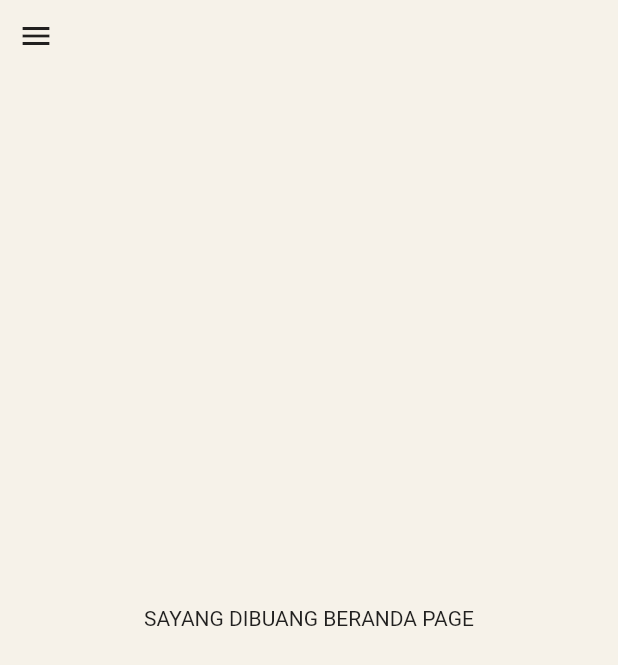
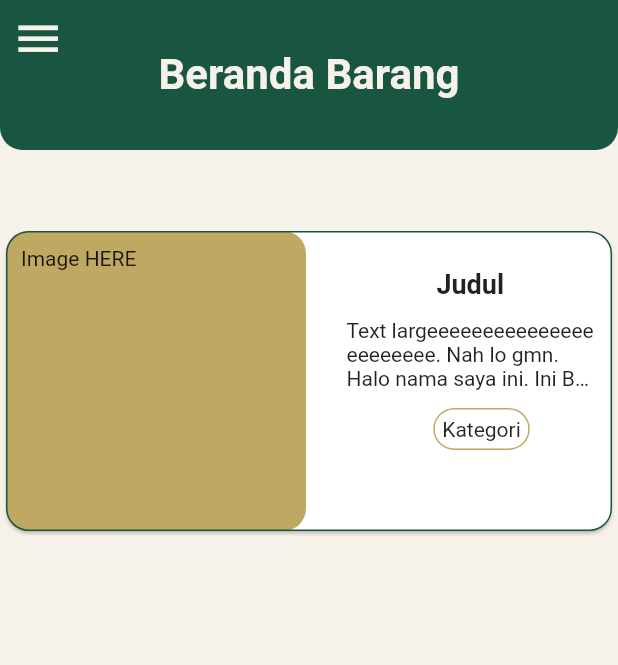
Before and after one commit to D10-PBP/Proyek-Akhir-Semester, a Flutter app: the BerandaBarangPage screen opened directly, on a phone screen of 412 x 824 dp. Shown: the top 665 px of the screen. Run offline on Flutter 3.47's test engine with Material 2 defaults, Android fonts, the phone set to English and light mode, and no system bars.

Commit message:
add beranda barang ui

```diff
--- a/lib/barang_bekas/pages/beranda.dart
+++ b/lib/barang_bekas/pages/beranda.dart
@@ -1,4 +1,5 @@
 import 'package:flutter/material.dart';
+import 'package:sayang_dibuang_mobile/barang_bekas/pages/barang_detail.dart';
 import 'package:sayang_dibuang_mobile/core/widget/drawer.dart';
 import 'package:sayang_dibuang_mobile/core/theme/theme_color.dart';
 
@@ -10,6 +11,9 @@ class BerandaBarangPage extends StatefulWidget {
 }
 
 class _BerandaBarangPageState extends State<BerandaBarangPage> {
+  // masi error
+  var cardImage =
+      const NetworkImage('https://source.unsplash.com/random/800x600?house');
   @override
   Widget build(BuildContext context) {
     // TODO: implement build
@@ -20,17 +24,124 @@ class _BerandaBarangPageState extends State<BerandaBarangPage> {
         // Center is a layout widget. It takes a single child and positions it
         // in the middle of the parent.
         children: [
+          SingleChildScrollView(
+            child: Center(
+              child: Column(
+                children: [
+                  SizedBox(
+                    width: double.infinity,
+                    height: 100,
+                    child: Container(
+                        decoration: BoxDecoration(
+                          color: ThemeColor.darkGreen,
+                          borderRadius: BorderRadius.only(
+                              bottomLeft: Radius.circular(15),
+                              bottomRight: Radius.circular(15)),
+                        ),
+                        child: Center(
+                          child: Text(
+                            "Beranda Barang",
+                            style: TextStyle(
+                                color: ThemeColor.sand,
+                                fontWeight: FontWeight.bold,
+                                fontSize: 28),
+                          ),
+                        )),
+                  ),
+                  SizedBox(
+                    height: 50,
+                  ),
+                  GestureDetector(
+                    onTap: () => Navigator.push(
+                        context,
+                        MaterialPageRoute(
+                            builder: (context) => BarangDetailPage(
+                                judul: "Judul",
+                                deskripsi:
+                                    "Text largeeeeeeeeeeeeeeeeeeeeeee. Nah lo gmn. Halo nama saya ini. Ini BArang yang saya mw kasih. Kalau kalian butuh barang ini. Lgsg chat sjh thx.",
+                                kategori: "Kategori",
+                                owner: "Owner nama",
+                                noTelp: "087788776655",
+                                line: "owner.line",
+                                wa: "0899887766"))),
+                    child: Card(
+                      shape: RoundedRectangleBorder(
+                        borderRadius: BorderRadius.circular(15.0),
+                        side: BorderSide(
+                          color: ThemeColor.darkGreen,
+                        ),
+                      ),
+                      child: Row(
+                        children: [
+                          Container(
+                            height: 200,
+                            width: 200,
+                            decoration: BoxDecoration(
+                              borderRadius: BorderRadius.circular(15.0),
+                              color: ThemeColor.gold,
+                            ),
+                            padding: new EdgeInsets.all(10.0),
+                            child: Text("Image HERE"),
+                          ),
+                          Flexible(
+                            child: Container(
+                              padding:
+                                  new EdgeInsets.only(top: 25.0, left: 15.0),
+                              height: 200,
+                              child: Column(
+                                mainAxisAlignment: MainAxisAlignment.start,
+                                children: [
+                                  Text(
+                                    "Judul",
+                                    style: TextStyle(
+                                        fontWeight: FontWeight.bold,
+                                        fontSize: 18),
+                                  ),
+                                  Container(
+                                    padding: EdgeInsets.all(12.0),
+                                    child: Text(
+                                      'Text largeeeeeeeeeeeeeeeeeeeeeee. Nah lo gmn. Halo nama saya ini. Ini BArang yang saya mw kasih. Kalau kalian butuh barang ini. Lgsg chat sjh thx.',
+                                      overflow: TextOverflow.ellipsis,
+                                      maxLines: 3,
+                                      style: TextStyle(
+                                        fontSize: 14.0,
+                                      ),
+                                    ),
+                                  ),
+                                  Container(
+                                    decoration: BoxDecoration(
+                                      border:
+                                          Border.all(color: ThemeColor.gold),
+                                      borderRadius: BorderRadius.circular(15.0),
+                                      // color: ThemeColor.darkGreen,
+                                    ),
+                                    margin: EdgeInsets.only(left: 15.0),
+                                    padding: EdgeInsets.all(
+                                        5), //apply padding to all four sides
+                                    child: Text("Kategori"),
+                                  ),
+                                ],
+                              ),
+                            ),
+                          ),
+                        ],
+                      ),
+                    ),
+                  ),
+                ],
+              ),
+            ),
+          ),
           Builder(
             builder: (context) => IconButton(
-              icon: new Icon(Icons.menu),
+              icon: new Icon(
+                Icons.menu,
+                size: 35.0,
+                color: ThemeColor.sand,
+              ),
               onPressed: () => Scaffold.of(context).openDrawer(),
             ),
           ),
-          Container(
-              padding: new EdgeInsets.all(10.0),
-              child: Center(
-                child: Text("SAYANG DIBUANG BERANDA PAGE"),
-              ))
         ],
       ),
     );
```
Also changed, not shown: lib/barang_bekas/pages/barang_detail.dart (added, +167 -0 lines).
